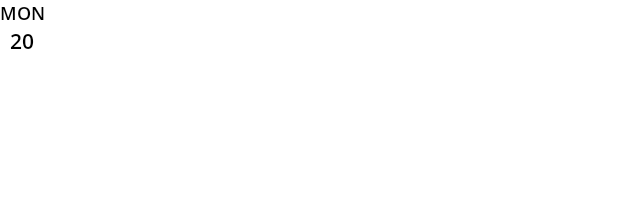
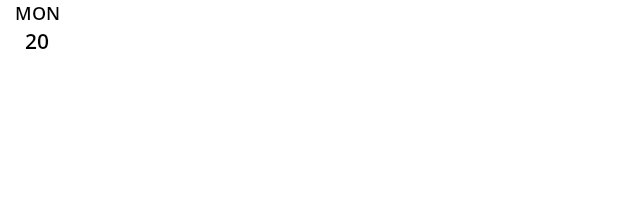
Before and after one commit to jaym21/Tekkers, an Android app: the layout rv_date_item_layout.xml on its own in the app's theme, with its tools: preview values and no code run, on a phone screen of 412 x 824 dp. Shown: the top 197 px of the screen. Run offline under Robolectric (Android 15) with nearby library versions, the phone set to English and light mode, and no system bars.

Commit message:
implemented displaying fixture dates in recycler view

```diff
--- a/app/src/main/res/layout/rv_date_item_layout.xml
+++ b/app/src/main/res/layout/rv_date_item_layout.xml
@@ -3,7 +3,9 @@
     android:layout_width="wrap_content"
     android:layout_height="wrap_content"
     xmlns:tools="http://schemas.android.com/tools"
-    android:orientation="vertical">
+    android:orientation="vertical"
+    android:layout_marginStart="10dp"
+    android:layout_marginEnd="10dp">
 
     <TextView
         android:id="@+id/tvDay"
```
Also changed, not shown: app/src/main/java/dev/jaym21/tekkers/ui/FixturesFragment.kt (+22 -0 lines).
